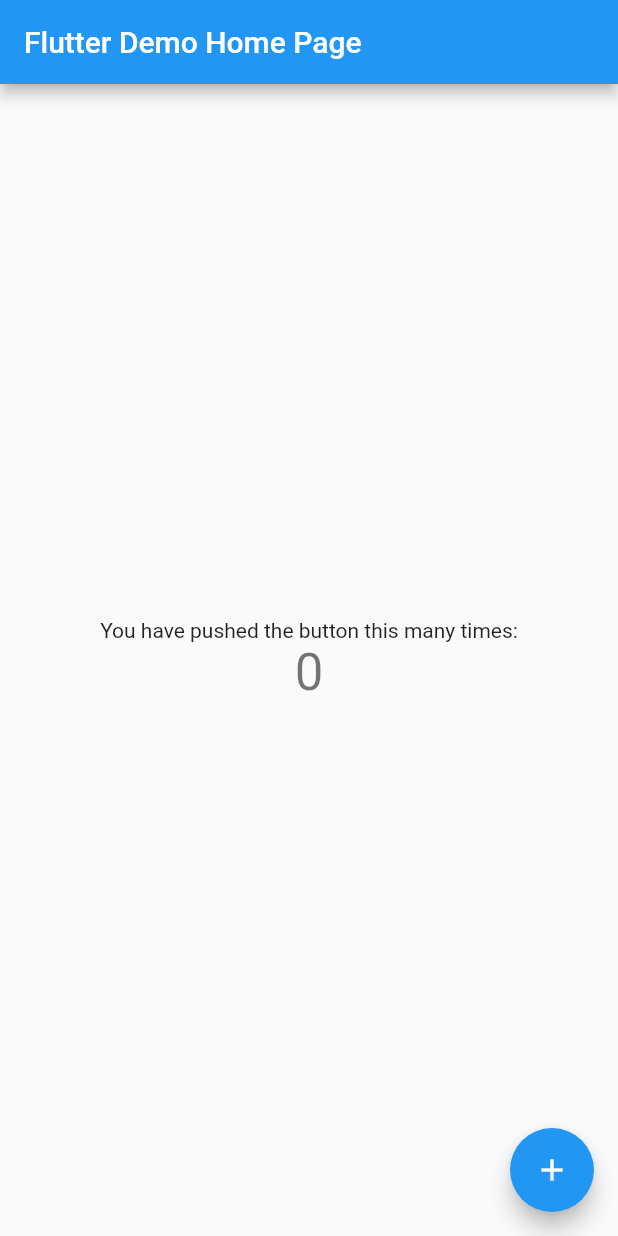
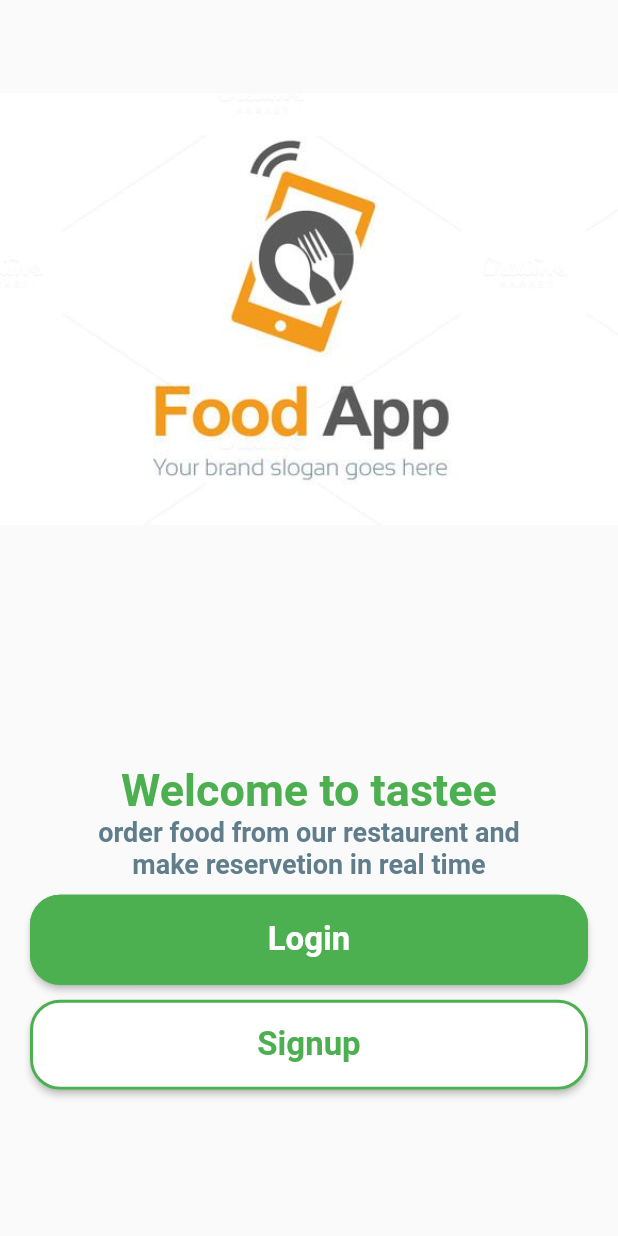
Before and after one commit to TawhidHassan/Flutter-Food-Ordering-App, a Flutter app: the screen it shows after launch, on a phone screen of 412 x 824 dp. Run offline on Flutter 3.47's test engine with Material 2 defaults, Android fonts, the phone set to English and light mode, and no system bars.

Commit message:
design wellcome Page

```diff
--- a/lib/main.dart
+++ b/lib/main.dart
@@ -1,4 +1,5 @@
 import 'package:flutter/material.dart';
+import 'package:flutter_food_ordering_app/screen/welcome_page.dart';
 
 void main() {
   runApp(MyApp());
@@ -9,105 +10,12 @@ class MyApp extends StatelessWidget {
   @override
   Widget build(BuildContext context) {
     return MaterialApp(
-      title: 'Flutter Demo',
+      debugShowCheckedModeBanner: false,
+      title: 'FOOD Ordering',
       theme: ThemeData(
-        // This is the theme of your application.
-        //
-        // Try running your application with "flutter run". You'll see the
-        // application has a blue toolbar. Then, without quitting the app, try
-        // changing the primarySwatch below to Colors.green and then invoke
-        // "hot reload" (press "r" in the console where you ran "flutter run",
-        // or simply save your changes to "hot reload" in a Flutter IDE).
-        // Notice that the counter didn't reset back to zero; the application
-        // is not restarted.
         primarySwatch: Colors.blue,
       ),
-      home: MyHomePage(title: 'Flutter Demo Home Page'),
+      home: WelcomeScreen(),
     );
   }
 }
-
-class MyHomePage extends StatefulWidget {
-  MyHomePage({Key key, this.title}) : super(key: key);
-
-  // This widget is the home page of your application. It is stateful, meaning
-  // that it has a State object (defined below) that contains fields that affect
-  // how it looks.
-
-  // This class is the configuration for the state. It holds the values (in this
-  // case the title) provided by the parent (in this case the App widget) and
-  // used by the build method of the State. Fields in a Widget subclass are
-  // always marked "final".
-
-  final String title;
-
-  @override
-  _MyHomePageState createState() => _MyHomePageState();
-}
-
-class _MyHomePageState extends State<MyHomePage> {
-  int _counter = 0;
-
-  void _incrementCounter() {
-    setState(() {
-      // This call to setState tells the Flutter framework that something has
-      // changed in this State, which causes it to rerun the build method below
-      // so that the display can reflect the updated values. If we changed
-      // _counter without calling setState(), then the build method would not be
-      // called again, and so nothing would appear to happen.
-      _counter++;
-    });
-  }
-
-  @override
-  Widget build(BuildContext context) {
-    // This method is rerun every time setState is called, for instance as done
-    // by the _incrementCounter method above.
-    //
-    // The Flutter framework has been optimized to make rerunning build methods
-    // fast, so that you can just rebuild anything that needs updating rather
-    // than having to individually change instances of widgets.
-    return Scaffold(
-      appBar: AppBar(
-        // Here we take the value from the MyHomePage object that was created by
-        // the App.build method, and use it to set our appbar title.
-        title: Text(widget.title),
-      ),
-      body: Center(
-        // Center is a layout widget. It takes a single child and positions it
-        // in the middle of the parent.
-        child: Column(
-          // Column is also a layout widget. It takes a list of children and
-          // arranges them vertically. By default, it sizes itself to fit its
-          // children horizontally, and tries to be as tall as its parent.
-          //
-          // Invoke "debug painting" (press "p" in the console, choose the
-          // "Toggle Debug Paint" action from the Flutter Inspector in Android
-          // Studio, or the "Toggle Debug Paint" command in Visual Studio Code)
-          // to see the wireframe for each widget.
-          //
-          // Column has various properties to control how it sizes itself and
-          // how it positions its children. Here we use mainAxisAlignment to
-          // center the children vertically; the main axis here is the vertical
-          // axis because Columns are vertical (the cross axis would be
-          // horizontal).
-          mainAxisAlignment: MainAxisAlignment.center,
-          children: <Widget>[
-            Text(
-              'You have pushed the button this many times:',
-            ),
-            Text(
-              '$_counter',
-              style: Theme.of(context).textTheme.headline4,
-            ),
-          ],
-        ),
-      ),
-      floatingActionButton: FloatingActionButton(
-        onPressed: _incrementCounter,
-        tooltip: 'Increment',
-        child: Icon(Icons.add),
-      ), // This trailing comma makes auto-formatting nicer for build methods.
-    );
-  }
-}
--- /dev/null
+++ b/lib/screen/welcome_page.dart
@@ -0,0 +1,81 @@
+import 'package:flutter/material.dart';
+
+class WelcomeScreen extends StatelessWidget {
+
+  Widget button({@required String name,Color color,Color textColor}){
+    return Container(
+      padding: EdgeInsets.symmetric(horizontal: 20),
+      margin: EdgeInsets.only(top: 10),
+      width: double.infinity,
+      height: 60,
+      child: RaisedButton(
+        onPressed: (){},
+        shape: RoundedRectangleBorder(
+            borderRadius: BorderRadius.circular(20),
+          side: BorderSide(color:Colors.green,width: 2 )
+        ),
+        color: color,
+        child: Text(name,style: TextStyle(
+            color: textColor,
+            fontWeight: FontWeight.bold,
+            fontSize: 22
+        ),),
+
+      ),
+    );
+  }
+
+  @override
+  Widget build(BuildContext context) {
+    return Scaffold(
+      body: Column(
+        children: [
+          Expanded(
+            child: Container(
+              child: Center(
+                child: Image.asset('images/food.jpg'),
+              ),
+            ),
+          ),
+          Expanded(
+            child: Container(
+              child: Column(
+                mainAxisAlignment: MainAxisAlignment.center,
+                children: [
+                  Text("Welcome to tastee",
+                  style: TextStyle(
+                    fontSize: 30.0,
+                    fontWeight: FontWeight.bold,
+                    color: Colors.green
+                  ),
+                  ),
+                  Column(
+                    children: [
+                      Text("order food from our restaurent and",
+                        style: TextStyle(
+                            fontSize: 18.0,
+                            fontWeight: FontWeight.bold,
+                            color: Colors.blueGrey
+                        ),
+                      ),
+                      Text("make reservetion in real time",
+                        style: TextStyle(
+                            fontSize: 18.0,
+                            fontWeight: FontWeight.bold,
+                            color: Colors.blueGrey
+                        ),
+                      ),
+                    ],
+                  ),
+                  button(name: "Login",color: Colors.green,textColor: Colors.white),
+                  button(name: "Signup",color: Colors.white,textColor:Colors.green ),
+
+                ],
+              ),
+            ),
+          ),
+        ],
+      ),
+    );
+  }
+}
--- a/pubspec.yaml
+++ b/pubspec.yaml
@@ -45,8 +45,8 @@ flutter:
   uses-material-design: true
 
   # To add assets to your application, add an assets section, like this:
-  # assets:
-  #   - images/a_dot_burr.jpeg
+  assets:
+    - images/food.jpg
   #   - images/a_dot_ham.jpeg
 
   # An image asset can refer to one or more resolution-specific "variants", see
```
Also changed, not shown: images/food.jpg (added).
